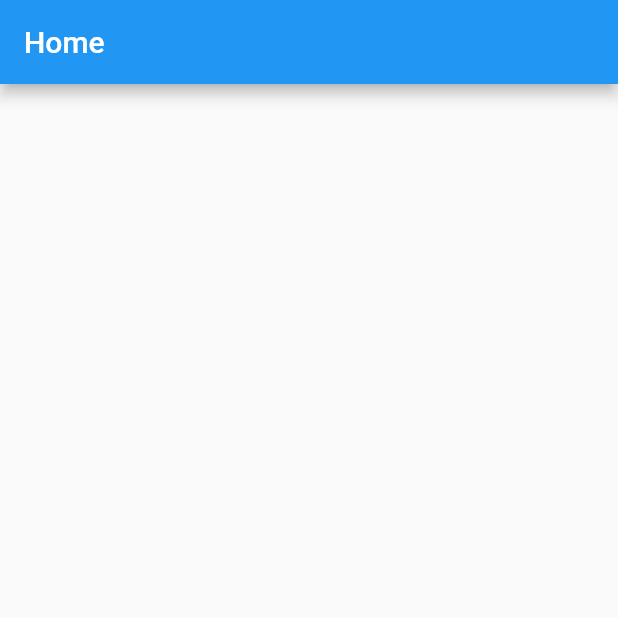
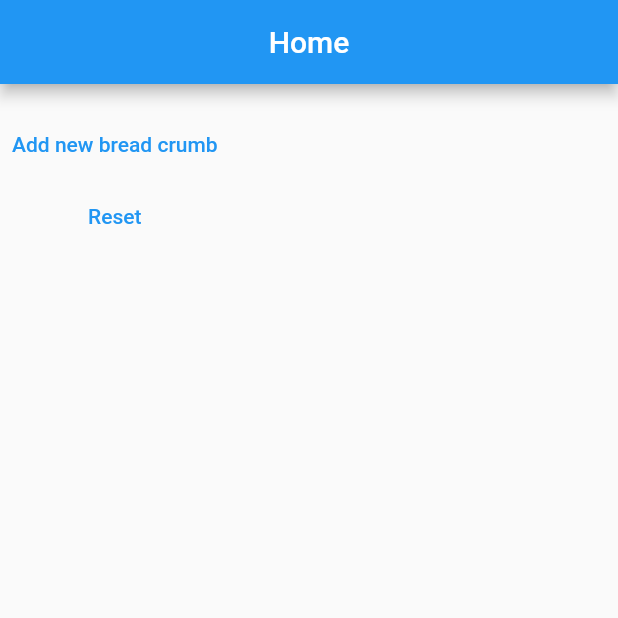
Before and after one commit to Naveenchand06/Flutter-Provider, a Flutter app: the screen it shows after launch, on a phone screen of 412 x 824 dp, the top half of it. Run offline on Flutter 3.47's test engine with Material 2 defaults, Android fonts, the phone set to English and light mode, and no system bars.

Commit message:
Provider Example 1

```diff
--- a/lib/main.dart
+++ b/lib/main.dart
@@ -1,16 +1,72 @@
+import 'dart:collection';
+
 import 'package:flutter/material.dart';
+import 'package:provider/provider.dart';
+import 'package:uuid/uuid.dart';
 
 void main() {
   runApp(
-    MaterialApp(
-      debugShowCheckedModeBanner: false,
-      title: 'Flutter',
-      theme: ThemeData(
-        primarySwatch: Colors.blue,
+    ChangeNotifierProvider(
+      create: (_) => BreadCrumbProvider(),
+      child: MaterialApp(
+        debugShowCheckedModeBanner: false,
+        title: 'Flutter',
+        theme: ThemeData(
+          primarySwatch: Colors.blue,
+        ),
+        home: const HomePage(),
+        routes: {
+          '/new': (context) => const NewBreadCrumbWidget(),
+        },
       ),
-      home: const HomePage(),
     ),
   );
+}
+
+class BreadCrumb {
+  bool isActive;
+  final String uuid;
+  final String name;
+
+  BreadCrumb({
+    required this.isActive,
+    required this.name,
+  }) : uuid = const Uuid().v4();
+
+  void activate() {
+    isActive = true;
+  }
+
+  // @override
+  // bool operator ==(covariant BreadCrumb other) =>
+  //     isActive == other.isActive && name == other.name;
+
+  @override
+  bool operator ==(covariant BreadCrumb other) => uuid == other.uuid;
+
+  @override
+  int get hashCode => uuid.hashCode;
+
+  String get title => name + (isActive ? ' > ' : '');
+}
+
+class BreadCrumbProvider extends ChangeNotifier {
+  final List<BreadCrumb> _items = [];
+
+  UnmodifiableListView<BreadCrumb> get items => UnmodifiableListView(_items);
+
+  void add(BreadCrumb breadCrumb) {
+    for (final item in _items) {
+      item.activate();
+    }
+    _items.add(breadCrumb);
+    notifyListeners();
+  }
+
+  void reset() {
+    _items.clear();
+    notifyListeners();
+  }
 }
 
 class HomePage extends StatelessWidget {
@@ -20,8 +76,127 @@ class HomePage extends StatelessWidget {
   Widget build(BuildContext context) {
     return Scaffold(
       appBar: AppBar(
+        centerTitle: true,
         title: const Text('Home'),
+      ),
+      body: Column(
+        children: [
+          Consumer<BreadCrumbProvider>(
+            builder: ((context, value, child) {
+              return BreadCrumbsWidget(
+                breadCrumbs: value.items,
+              );
+            }),
+          ),
+          TextButton(
+            onPressed: () {
+              Navigator.of(context).pushNamed('/new');
+            },
+            child: const Text('Add new bread crumb'),
+          ),
+          TextButton(
+            onPressed: () {
+              context.read<BreadCrumbProvider>().reset();
+            },
+            child: const Text('Reset'),
+          ),
+        ],
       ),
     );
   }
 }
+
+class BreadCrumbsWidget extends StatelessWidget {
+  final UnmodifiableListView<BreadCrumb> breadCrumbs;
+  const BreadCrumbsWidget({
+    Key? key,
+    required this.breadCrumbs,
+  }) : super(key: key);
+
+  @override
+  Widget build(BuildContext context) {
+    return Container(
+      padding: const EdgeInsets.symmetric(horizontal: 8.0, vertical: 8.0),
+      child: Wrap(
+        children: breadCrumbs.map((breadCrumb) {
+          return Text(
+            breadCrumb.title,
+            style: TextStyle(
+              color: breadCrumb.isActive ? Colors.blue : Colors.black,
+            ),
+          );
+        }).toList(),
+      ),
+    );
+  }
+}
+
+class NewBreadCrumbWidget extends StatefulWidget {
+  const NewBreadCrumbWidget({Key? key}) : super(key: key);
+
+  @override
+  State<NewBreadCrumbWidget> createState() => _NewBreadCrumbWidgetState();
+}
+
+class _NewBreadCrumbWidgetState extends State<NewBreadCrumbWidget> {
+  late final TextEditingController _controller;
+
+  @override
+  void initState() {
+    _controller = TextEditingController();
+    super.initState();
+  }
+
+  @override
+  void dispose() {
+    _controller.dispose();
+    super.dispose();
+  }
+
+  @override
+  Widget build(BuildContext context) {
+    return Scaffold(
+      appBar: AppBar(
+        centerTitle: true,
+        title: const Text('Add New Bread Crumb'),
+      ),
+      body: Container(
+        padding: const EdgeInsets.symmetric(
+          horizontal: 8.0,
+          vertical: 8.0,
+        ),
+        child: Column(
+          children: [
+            TextField(
+              controller: _controller,
+              decoration: const InputDecoration(
+                hintText: 'Enter a new bread crumb here',
+              ),
+            ),
+            const SizedBox(
+              height: 12.0,
+            ),
+            TextButton(
+              onPressed: () {
+                final text = _controller.text;
+                if (text.isNotEmpty) {
+                  context.read<BreadCrumbProvider>().add(
+                        BreadCrumb(
+                          isActive: false,
+                          name: text,
+                        ),
+                      );
+                  Navigator.of(context).pop();
+                }
+              },
+              child: const Text('Add'),
+            ),
+          ],
+        ),
+      ),
+    );
+  }
+}
+
+
+// context.select() ---> is used when you want to watch a specific aspect of a provider
--- a/pubspec.yaml
+++ b/pubspec.yaml
@@ -34,6 +34,8 @@ dependencies:
   # The following adds the Cupertino Icons font to your application.
   # Use with the CupertinoIcons class for iOS style icons.
   cupertino_icons: ^1.0.2
+  provider: ^6.0.3
+  uuid: ^3.0.6
 
 dev_dependencies:
   flutter_test:
```
Also changed, not shown: pubspec.lock.
